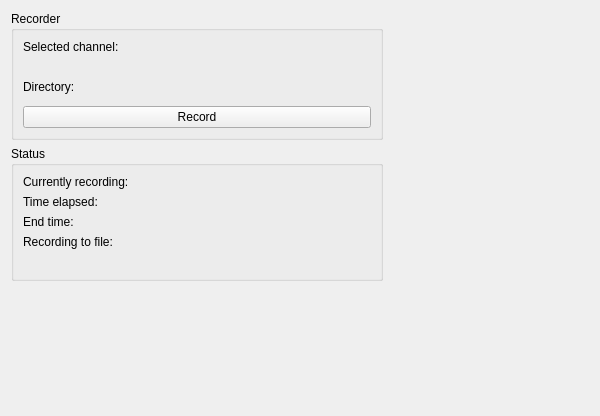
This is src/ui/recorder/Recorder.ui in ntadej/tano as Qt 5 draws it before an edit. The edited form follows.
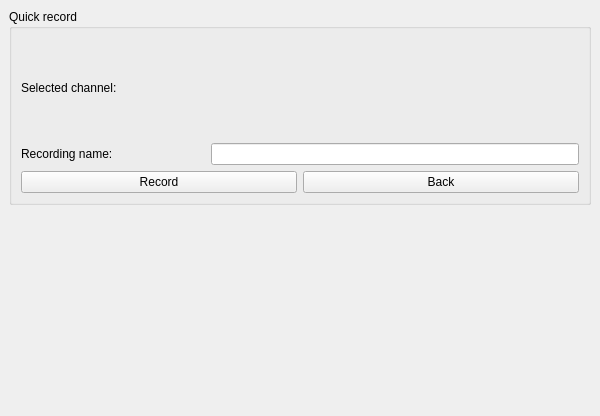
This is the edited form. The open tabs and pages were chosen to show the change. Icons and pictures are not drawn. Custom widgets are drawn as their Qt base class.

```diff
--- a/src/ui/recorder/Recorder.ui
+++ b/src/ui/recorder/Recorder.ui
@@ -1,7 +1,7 @@
 <?xml version="1.0" encoding="UTF-8"?>
 <ui version="4.0">
  <class>Recorder</class>
- <widget class="QWidget" name="Recorder">
+ <widget class="QStackedWidget" name="Recorder">
   <property name="geometry">
    <rect>
     <x>0</x>
@@ -17,83 +17,12 @@
    <iconset resource="../../../data/icons.qrc">
     <normaloff>:/icons/24x24/recorder.png</normaloff>:/icons/24x24/recorder.png</iconset>
   </property>
-  <layout class="QGridLayout" name="gridLayout_2">
-   <item row="0" column="1" rowspan="3">
-    <widget class="PlaylistDisplayWidget" name="playlistWidget" native="true">
-     <property name="minimumSize">
-      <size>
-       <width>200</width>
-       <height>0</height>
-      </size>
-     </property>
-    </widget>
-   </item>
-   <item row="1" column="0">
-    <widget class="QGroupBox" name="statusBox">
-     <property name="title">
-      <string>Status</string>
-     </property>
-     <layout class="QGridLayout" name="gridLayout">
-      <item row="3" column="0">
-       <widget class="QLabel" name="labelFile">
-        <property name="text">
-         <string>Recording to file:</string>
-        </property>
-       </widget>
-      </item>
-      <item row="4" column="0" colspan="2">
-       <widget class="QLabel" name="valueFile">
-        <property name="text">
-         <string/>
-        </property>
-       </widget>
-      </item>
-      <item row="0" column="0">
-       <widget class="QLabel" name="labelCurrent">
-        <property name="text">
-         <string>Currently recording:</string>
-        </property>
-       </widget>
-      </item>
-      <item row="0" column="1">
-       <widget class="QLabel" name="valueCurrent">
-        <property name="text">
-         <string/>
-        </property>
-       </widget>
-      </item>
-      <item row="1" column="0">
-       <widget class="QLabel" name="labelTime">
-        <property name="text">
-         <string>Time elapsed:</string>
-        </property>
-       </widget>
-      </item>
-      <item row="1" column="1">
-       <widget class="QLabel" name="valueTime">
-        <property name="text">
-         <string/>
-        </property>
-       </widget>
-      </item>
-      <item row="2" column="0">
-       <widget class="QLabel" name="labelEndTime">
-        <property name="text">
-         <string>End time:</string>
-        </property>
-       </widget>
-      </item>
-      <item row="2" column="1">
-       <widget class="QLabel" name="valueEndTime">
-        <property name="text">
-         <string/>
-        </property>
-       </widget>
-      </item>
-     </layout>
-    </widget>
-   </item>
-   <item row="2" column="0">
+  <property name="currentIndex">
+   <number>0</number>
+  </property>
+  <widget class="QWidget" name="pageMain">
+   <layout class="QVBoxLayout" name="verticalLayout_2">
+    <item>
     <spacer name="verticalSpacer">
      <property name="orientation">
       <enum>Qt::Vertical</enum>
@@ -106,78 +35,79 @@
      </property>
     </spacer>
    </item>
-   <item row="0" column="0">
-    <widget class="QGroupBox" name="recorderBox">
-     <property name="title">
-      <string>Recorder</string>
-     </property>
+   </layout>
+  </widget>
+  <widget class="QWidget" name="pageQuick">
      <layout class="QVBoxLayout" name="verticalLayout">
       <item>
-       <widget class="QLabel" name="labelSelected">
+     <widget class="QGroupBox" name="quickBox">
+      <property name="title">
+       <string>Quick record</string>
+      </property>
+      <layout class="QGridLayout" name="gridLayout_2">
+       <item row="0" column="0">
+        <widget class="QLabel" name="labelSelectedQuick">
         <property name="text">
          <string>Selected channel:</string>
         </property>
        </widget>
       </item>
-      <item>
-       <widget class="QLabel" name="valueSelected">
+       <item row="0" column="1" colspan="2">
+        <widget class="QLabel" name="valueSelectedQuick">
         <property name="text">
          <string/>
         </property>
        </widget>
       </item>
-      <item>
-       <widget class="QLabel" name="labelBrowse">
+       <item row="1" column="0">
+        <widget class="QLabel" name="labelNameQuick">
         <property name="text">
-         <string>Directory:</string>
+          <string>Recording name:</string>
         </property>
        </widget>
       </item>
-      <item>
-       <widget class="BrowseWidget" name="browseDirectory" native="true">
-        <property name="sizePolicy">
-         <sizepolicy hsizetype="MinimumExpanding" vsizetype="Preferred">
-          <horstretch>0</horstretch>
-          <verstretch>0</verstretch>
-         </sizepolicy>
-        </property>
-       </widget>
-      </item>
+       <item row="1" column="1" colspan="2">
+        <widget class="QLineEdit" name="editNameQuick"/>
+       </item>
+       <item row="2" column="0" colspan="3">
+        <layout class="QHBoxLayout" name="horizontalLayout">
       <item>
-       <widget class="QPushButton" name="buttonRecord">
+          <widget class="QPushButton" name="buttonQuickRecord">
         <property name="text">
          <string>Record</string>
         </property>
         <property name="icon">
          <iconset resource="../../../data/icons.qrc">
-          <normaloff>:/icons/24x24/media-record.png</normaloff>:/icons/24x24/media-record.png</iconset>
-        </property>
-        <property name="iconSize">
-         <size>
-          <width>24</width>
-          <height>24</height>
-         </size>
-        </property>
-        <property name="checkable">
-         <bool>true</bool>
+             <normaloff>:/icons/16x16/media-record.png</normaloff>:/icons/16x16/media-record.png</iconset>
         </property>
         <property name="checked">
          <bool>false</bool>
         </property>
        </widget>
       </item>
-     </layout>
-    </widget>
-   </item>
-  </layout>
+         <item>
+          <widget class="QPushButton" name="buttonQuickCancel">
+           <property name="text">
+            <string>Back</string>
+           </property>
+           <property name="icon">
+            <iconset resource="../../../data/icons.qrc">
+             <normaloff>:/icons/16x16/refresh.png</normaloff>:/icons/16x16/refresh.png</iconset>
+           </property>
+          </widget>
+         </item>
+        </layout>
+       </item>
+      </layout>
+     </widget>
+    </item>
+    <item>
+     <widget class="PlaylistDisplayWidget" name="playlistWidget" native="true"/>
+    </item>
+   </layout>
+  </widget>
  </widget>
  <customwidgets>
-  <customwidget>
-   <class>BrowseWidget</class>
-   <extends>QWidget</extends>
-   <header>ui/core/BrowseWidget.h</header>
-   <container>1</container>
-  </customwidget>
   <customwidget>
    <class>PlaylistDisplayWidget</class>
    <extends>QWidget</extends>
```
Lines whose indentation alone changed are shown as unchanged.
